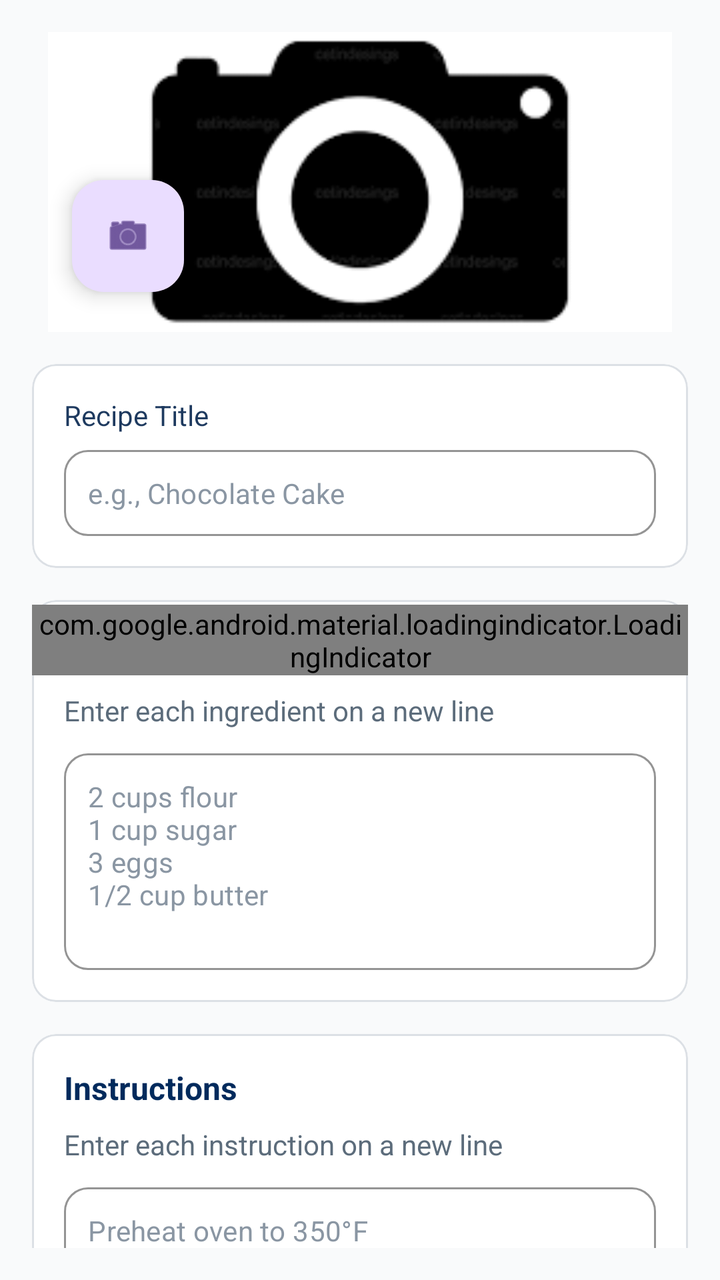
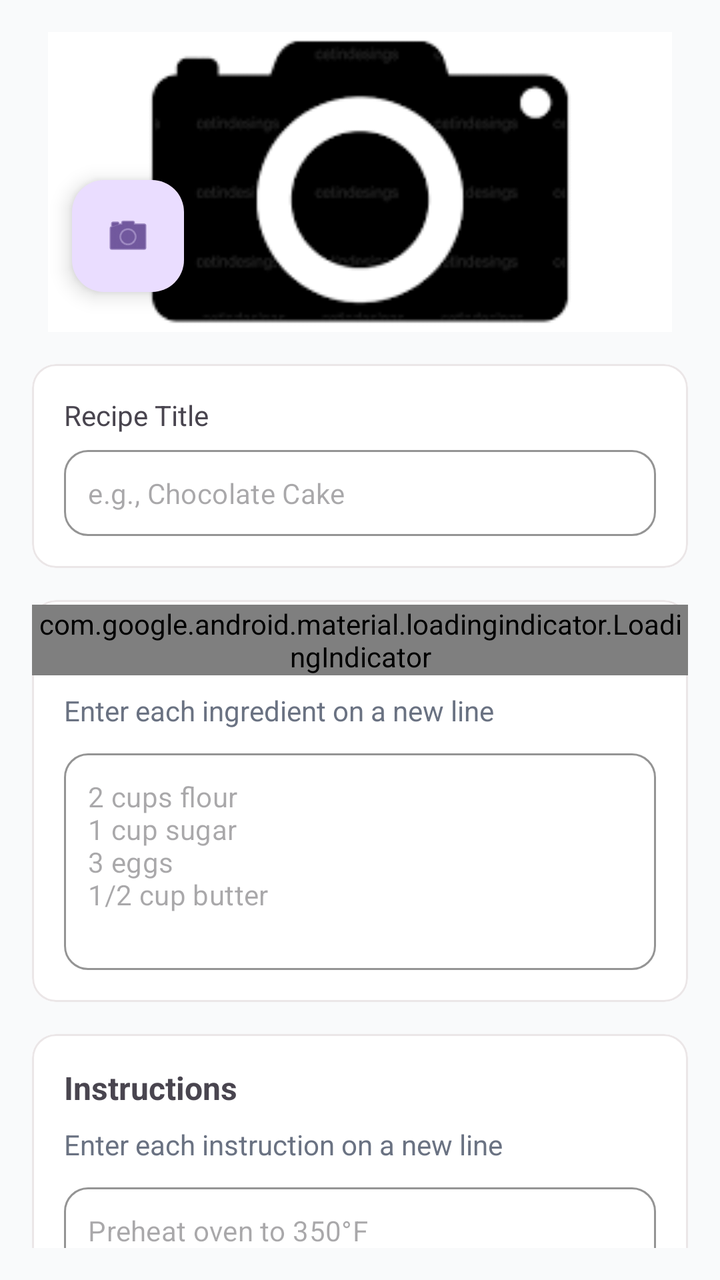

Before-and-after screenshots of an Android layout around one commit, followed by the original layout XML and the change that was made.
<!-- AndroidManifest.xml: application theme Theme.Plateful -->
<!-- res/layout/fragment_add_recipe.xml -->
<?xml version="1.0" encoding="utf-8"?>
<androidx.constraintlayout.widget.ConstraintLayout xmlns:android="http://schemas.android.com/apk/res/android"
    xmlns:app="http://schemas.android.com/apk/res-auto"
    xmlns:tools="http://schemas.android.com/tools"
    android:layout_width="match_parent"
    android:layout_height="match_parent"
    android:background="@color/grayBackground"
    android:padding="16dp"
    tools:context=".features.add_recipe.AddRecipeFragment">

    <com.google.android.material.imageview.ShapeableImageView
        android:id="@+id/recipe_image_image_view"
        android:layout_width="0dp"
        android:layout_height="150dp"
        android:layout_marginStart="8dp"
        android:layout_marginEnd="8dp"
        android:scaleType="centerCrop"
        app:layout_constraintEnd_toEndOf="parent"
        app:layout_constraintStart_toStartOf="parent"
        app:layout_constraintTop_toTopOf="parent"
        app:srcCompat="@drawable/camera" />

    <com.google.android.material.card.MaterialCardView
        android:id="@+id/recipe_title_card"
        android:layout_width="0dp"
        android:layout_height="wrap_content"
        android:layout_marginTop="16dp"
        app:cardBackgroundColor="@android:color/white"
        app:cardCornerRadius="12dp"
        app:cardElevation="0dp"
        app:layout_constraintEnd_toEndOf="parent"
        app:layout_constraintStart_toStartOf="parent"
        app:layout_constraintTop_toBottomOf="@+id/recipe_image_image_view"
        app:strokeColor="#DCE0E5"
        app:strokeWidth="1dp">

        <androidx.constraintlayout.widget.ConstraintLayout
            android:layout_width="match_parent"
            android:layout_height="wrap_content"
            android:padding="16dp">

            <TextView
                android:id="@+id/recipe_title_label_text_view"
                android:layout_width="wrap_content"
                android:layout_height="wrap_content"
                android:text="@string/recipe_title"
                android:textColor="#1E3A5F"
                android:textSize="14sp"
                app:layout_constraintStart_toStartOf="parent"
                app:layout_constraintTop_toTopOf="parent" />

            <com.google.android.material.textfield.TextInputLayout
                android:id="@+id/recipe_title_text_input_layout"
                style="@style/Widget.MaterialComponents.TextInputLayout.OutlinedBox"
                android:layout_width="0dp"
                android:layout_height="wrap_content"
                android:layout_marginTop="8dp"
                app:boxCornerRadiusBottomEnd="12dp"
                app:boxCornerRadiusBottomStart="12dp"
                app:boxCornerRadiusTopEnd="12dp"
                app:boxCornerRadiusTopStart="12dp"
                app:boxStrokeColor="#DCE0E5"
                app:hintEnabled="false"
                app:layout_constraintBottom_toBottomOf="parent"
                app:layout_constraintEnd_toEndOf="parent"
                app:layout_constraintStart_toStartOf="parent"
                app:layout_constraintTop_toBottomOf="@id/recipe_title_label_text_view">

                <com.google.android.material.textfield.TextInputEditText
                    android:id="@+id/recipe_title_text_input"
                    android:layout_width="match_parent"
                    android:layout_height="wrap_content"
                    android:hint="@string/recipe_title_text_input_hint"
                    android:inputType="textCapWords"
                    android:padding="12dp"
                    android:textColorHint="#8A96A3"
                    android:textSize="14sp" />
            </com.google.android.material.textfield.TextInputLayout>

        </androidx.constraintlayout.widget.ConstraintLayout>
    </com.google.android.material.card.MaterialCardView>

    <com.google.android.material.card.MaterialCardView
        android:id="@+id/recipe_ingredients_card"
        android:layout_width="0dp"
        android:layout_height="wrap_content"
        android:layout_marginTop="16dp"
        app:cardBackgroundColor="@android:color/white"
        app:cardCornerRadius="12dp"
        app:cardElevation="0dp"
        app:layout_constraintEnd_toEndOf="parent"
        app:layout_constraintStart_toStartOf="parent"
        app:layout_constraintTop_toBottomOf="@id/recipe_title_card"
        app:strokeColor="#DCE0E5"
        app:strokeWidth="1dp">

        <androidx.constraintlayout.widget.ConstraintLayout
            android:layout_width="match_parent"
            android:layout_height="wrap_content"
            android:padding="16dp">

            <TextView
                android:id="@+id/recipe_ingredients_label_text_view"
                android:layout_width="wrap_content"
                android:layout_height="wrap_content"
                android:text="@string/ingredients"
                android:textColor="#002A5C"
                android:textSize="16sp"
                android:textStyle="bold"
                app:layout_constraintStart_toStartOf="parent"
                app:layout_constraintTop_toTopOf="parent" />

            <TextView
                android:id="@+id/recipe_ingredients_sub_label_text_view"
                android:layout_width="wrap_content"
                android:layout_height="wrap_content"
                android:layout_marginTop="8dp"
                android:text="Enter each ingredient on a new line"
                android:textColor="#5C6C7B"
                android:textSize="14sp"
                app:layout_constraintStart_toStartOf="parent"
                app:layout_constraintTop_toBottomOf="@id/recipe_ingredients_label_text_view" />

            <com.google.android.material.textfield.TextInputLayout
                android:id="@+id/recipe_ingredients_text_input_label"
                style="@style/Widget.MaterialComponents.TextInputLayout.OutlinedBox"
                android:layout_width="0dp"
                android:layout_height="wrap_content"
                android:layout_marginTop="12dp"
                app:boxCornerRadiusBottomEnd="12dp"
                app:boxCornerRadiusBottomStart="12dp"
                app:boxCornerRadiusTopEnd="12dp"
                app:boxCornerRadiusTopStart="12dp"
                app:boxStrokeColor="#DCE0E5"
                app:hintEnabled="false"
                app:layout_constraintBottom_toBottomOf="parent"
                app:layout_constraintEnd_toEndOf="parent"
                app:layout_constraintStart_toStartOf="parent"
                app:layout_constraintTop_toBottomOf="@id/recipe_ingredients_sub_label_text_view">

                <com.google.android.material.textfield.TextInputEditText
                    android:id="@+id/recipe_ingredients_text_input"
                    android:layout_width="match_parent"
                    android:layout_height="wrap_content"
                    android:gravity="top|start"
                    android:hint="@string/recipe_ingredients_text_input_hint"
                    android:inputType="textMultiLine"
                    android:minLines="5"
                    android:padding="12dp"
                    android:textColorHint="#8A96A3"
                    android:textSize="14sp" />
            </com.google.android.material.textfield.TextInputLayout>

        </androidx.constraintlayout.widget.ConstraintLayout>
    </com.google.android.material.card.MaterialCardView>

    <com.google.android.material.card.MaterialCardView
        android:id="@+id/recipe_instructions_card"
        android:layout_width="0dp"
        android:layout_height="wrap_content"
        android:layout_marginTop="16dp"
        app:cardBackgroundColor="@android:color/white"
        app:cardCornerRadius="12dp"
        app:cardElevation="0dp"
        app:layout_constraintEnd_toEndOf="parent"
        app:layout_constraintStart_toStartOf="parent"
        app:layout_constraintTop_toBottomOf="@id/recipe_ingredients_card"
        app:strokeColor="#DCE0E5"
        app:strokeWidth="1dp">

        <androidx.constraintlayout.widget.ConstraintLayout
            android:layout_width="match_parent"
            android:layout_height="wrap_content"
            android:padding="16dp">

            <TextView
                android:id="@+id/recipe_instructions_label_text_view"
                android:layout_width="wrap_content"
                android:layout_height="wrap_content"
                android:text="@string/instructions"
                android:textColor="#002A5C"
                android:textSize="16sp"
                android:textStyle="bold"
                app:layout_constraintStart_toStartOf="parent"
                app:layout_constraintTop_toTopOf="parent" />

            <TextView
                android:id="@+id/recipe_instructions_sub_label_text_view"
                android:layout_width="wrap_content"
                android:layout_height="wrap_content"
                android:layout_marginTop="8dp"
                android:text="Enter each instruction on a new line"
                android:textColor="#5C6C7B"
                android:textSize="14sp"
                app:layout_constraintStart_toStartOf="parent"
                app:layout_constraintTop_toBottomOf="@id/recipe_instructions_label_text_view" />

            <com.google.android.material.textfield.TextInputLayout
                android:id="@+id/recipe_instructions_text_input_layout"
                style="@style/Widget.MaterialComponents.TextInputLayout.OutlinedBox"
                android:layout_width="0dp"
                android:layout_height="wrap_content"
                android:layout_marginTop="12dp"
                app:boxCornerRadiusBottomEnd="12dp"
                app:boxCornerRadiusBottomStart="12dp"
                app:boxCornerRadiusTopEnd="12dp"
                app:boxCornerRadiusTopStart="12dp"
                app:boxStrokeColor="#DCE0E5"
                app:hintEnabled="false"
                app:layout_constraintBottom_toBottomOf="parent"
                app:layout_constraintEnd_toEndOf="parent"
                app:layout_constraintStart_toStartOf="parent"
                app:layout_constraintTop_toBottomOf="@id/recipe_instructions_sub_label_text_view">

                <com.google.android.material.textfield.TextInputEditText
                    android:id="@+id/recipe_instructions_text_input"
                    android:layout_width="match_parent"
                    android:layout_height="wrap_content"
                    android:gravity="top|start"
                    android:hint="@string/recipe_instructions_text_input_hint"
                    android:inputType="textMultiLine"
                    android:minLines="5"
                    android:padding="12dp"
                    android:textColorHint="#8A96A3"
                    android:textSize="14sp" />
            </com.google.android.material.textfield.TextInputLayout>

        </androidx.constraintlayout.widget.ConstraintLayout>
    </com.google.android.material.card.MaterialCardView>

    <com.google.android.material.button.MaterialButton
        android:id="@+id/save_recipe_button"
        android:layout_width="0dp"
        android:layout_height="56dp"
        android:layout_marginTop="24dp"
        android:text="Save Recipe"
        android:textAllCaps="false"
        android:textSize="16sp"
        app:backgroundTint="#FF6B00"
        app:cornerRadius="12dp"
        app:layout_constraintBottom_toBottomOf="parent"
        app:layout_constraintEnd_toEndOf="parent"
        app:layout_constraintStart_toStartOf="parent"
        app:layout_constraintTop_toBottomOf="@id/recipe_instructions_card" />

    <com.google.android.material.loadingindicator.LoadingIndicator
        android:id="@+id/loading_indicator"
        style="@style/Widget.Material3.LoadingIndicator.Contained"
        android:layout_width="wrap_content"
        android:layout_height="wrap_content"
        app:indicatorColor="@color/orange"
        app:layout_constraintBottom_toBottomOf="parent"
        app:layout_constraintEnd_toEndOf="parent"
        app:layout_constraintStart_toStartOf="parent"
        app:layout_constraintTop_toTopOf="parent" />

    <com.google.android.material.floatingactionbutton.FloatingActionButton
        android:id="@+id/takePictureButton"
        android:layout_width="wrap_content"
        android:layout_height="wrap_content"
        android:layout_marginStart="20dp"
        android:layout_marginBottom="20dp"
        app:layout_constraintBottom_toBottomOf="@+id/recipe_image_image_view"
        app:layout_constraintStart_toStartOf="parent"
        app:srcCompat="@android:drawable/ic_menu_camera" />


</androidx.constraintlayout.widget.ConstraintLayout>
<!-- resources referenced by this layout -->
<resources>
  <color name="grayBackground">#F9FAFB</color>
  <color name="orange">#f97316</color>
  <!-- drawable camera: png bitmap (drawable, 2885 bytes) -->
  <string name="ingredients">Ingredients</string>
  <string name="instructions">Instructions</string>
  <string name="recipe_ingredients_text_input_hint">2 cups flour\n1 cup sugar\n3 eggs\n1/2 cup butter</string>
  <string name="recipe_instructions_text_input_hint">Preheat oven to 350°F\nMix dry ingredients\nAdd wet ingredients\nBake for 30 minutes</string>
  <string name="recipe_title">Recipe Title</string>
  <string name="recipe_title_text_input_hint">e.g., Chocolate Cake</string>
  <style name="Theme.Plateful" parent="Base.Theme.Plateful" />
  <style name="Base.Theme.Plateful" parent="Theme.Material3.DayNight.NoActionBar">
          
          
      </style>
</resources>

<!-- the commit's change to res/layout/fragment_add_recipe.xml (unified diff, before → after) -->
@@ -31,7 +31,7 @@
         app:layout_constraintEnd_toEndOf="parent"
         app:layout_constraintStart_toStartOf="parent"
         app:layout_constraintTop_toBottomOf="@+id/recipe_image_image_view"
-        app:strokeColor="#DCE0E5"
+        app:strokeColor="@color/cardBorderColor"
         app:strokeWidth="1dp">
 
         <androidx.constraintlayout.widget.ConstraintLayout
@@ -44,7 +44,6 @@
                 android:layout_width="wrap_content"
                 android:layout_height="wrap_content"
                 android:text="@string/recipe_title"
-                android:textColor="#1E3A5F"
                 android:textSize="14sp"
                 app:layout_constraintStart_toStartOf="parent"
                 app:layout_constraintTop_toTopOf="parent" />
@@ -59,7 +58,7 @@
                 app:boxCornerRadiusBottomStart="12dp"
                 app:boxCornerRadiusTopEnd="12dp"
                 app:boxCornerRadiusTopStart="12dp"
-                app:boxStrokeColor="#DCE0E5"
+                app:boxStrokeColor="@color/inputBorderColor"
                 app:hintEnabled="false"
                 app:layout_constraintBottom_toBottomOf="parent"
                 app:layout_constraintEnd_toEndOf="parent"
@@ -73,7 +72,6 @@
                     android:hint="@string/recipe_title_text_input_hint"
                     android:inputType="textCapWords"
                     android:padding="12dp"
-                    android:textColorHint="#8A96A3"
                     android:textSize="14sp" />
             </com.google.android.material.textfield.TextInputLayout>
 
@@ -91,7 +89,7 @@
         app:layout_constraintEnd_toEndOf="parent"
         app:layout_constraintStart_toStartOf="parent"
         app:layout_constraintTop_toBottomOf="@id/recipe_title_card"
-        app:strokeColor="#DCE0E5"
+        app:strokeColor="@color/cardBorderColor"
         app:strokeWidth="1dp">
 
         <androidx.constraintlayout.widget.ConstraintLayout
@@ -104,7 +102,6 @@
                 android:layout_width="wrap_content"
                 android:layout_height="wrap_content"
                 android:text="@string/ingredients"
-                android:textColor="#002A5C"
                 android:textSize="16sp"
                 android:textStyle="bold"
                 app:layout_constraintStart_toStartOf="parent"
@@ -115,8 +112,8 @@
                 android:layout_width="wrap_content"
                 android:layout_height="wrap_content"
                 android:layout_marginTop="8dp"
-                android:text="Enter each ingredient on a new line"
-                android:textColor="#5C6C7B"
+                android:text="@string/ingredient_on_a_new_line"
+                android:textColor="@color/lightGray"
                 android:textSize="14sp"
                 app:layout_constraintStart_toStartOf="parent"
                 app:layout_constraintTop_toBottomOf="@id/recipe_ingredients_label_text_view" />
@@ -131,7 +128,8 @@
                 app:boxCornerRadiusBottomStart="12dp"
                 app:boxCornerRadiusTopEnd="12dp"
                 app:boxCornerRadiusTopStart="12dp"
-                app:boxStrokeColor="#DCE0E5"
+                app:boxStrokeColor="@color/inputBorderColor"
+                app:boxStrokeWidth="1dp"
                 app:hintEnabled="false"
                 app:layout_constraintBottom_toBottomOf="parent"
                 app:layout_constraintEnd_toEndOf="parent"
@@ -147,7 +145,6 @@
                     android:inputType="textMultiLine"
                     android:minLines="5"
                     android:padding="12dp"
-                    android:textColorHint="#8A96A3"
                     android:textSize="14sp" />
             </com.google.android.material.textfield.TextInputLayout>
 
@@ -165,7 +162,7 @@
         app:layout_constraintEnd_toEndOf="parent"
         app:layout_constraintStart_toStartOf="parent"
         app:layout_constraintTop_toBottomOf="@id/recipe_ingredients_card"
-        app:strokeColor="#DCE0E5"
+        app:strokeColor="@color/cardBorderColor"
         app:strokeWidth="1dp">
 
         <androidx.constraintlayout.widget.ConstraintLayout
@@ -178,7 +175,6 @@
                 android:layout_width="wrap_content"
                 android:layout_height="wrap_content"
                 android:text="@string/instructions"
-                android:textColor="#002A5C"
                 android:textSize="16sp"
                 android:textStyle="bold"
                 app:layout_constraintStart_toStartOf="parent"
@@ -189,8 +185,8 @@
                 android:layout_width="wrap_content"
                 android:layout_height="wrap_content"
                 android:layout_marginTop="8dp"
-                android:text="Enter each instruction on a new line"
-                android:textColor="#5C6C7B"
+                android:text="@string/instruction_on_a_new_line"
+                android:textColor="@color/lightGray"
                 android:textSize="14sp"
                 app:layout_constraintStart_toStartOf="parent"
                 app:layout_constraintTop_toBottomOf="@id/recipe_instructions_label_text_view" />
@@ -205,7 +201,7 @@
                 app:boxCornerRadiusBottomStart="12dp"
                 app:boxCornerRadiusTopEnd="12dp"
                 app:boxCornerRadiusTopStart="12dp"
-                app:boxStrokeColor="#DCE0E5"
+                app:boxStrokeColor="@color/inputBorderColor"
                 app:hintEnabled="false"
                 app:layout_constraintBottom_toBottomOf="parent"
                 app:layout_constraintEnd_toEndOf="parent"
@@ -221,7 +217,6 @@
                     android:inputType="textMultiLine"
                     android:minLines="5"
                     android:padding="12dp"
-                    android:textColorHint="#8A96A3"
                     android:textSize="14sp" />
             </com.google.android.material.textfield.TextInputLayout>
 
@@ -233,10 +228,10 @@
         android:layout_width="0dp"
         android:layout_height="56dp"
         android:layout_marginTop="24dp"
-        android:text="Save Recipe"
+        android:text="@string/save_recipe"
         android:textAllCaps="false"
         android:textSize="16sp"
-        app:backgroundTint="#FF6B00"
+        app:backgroundTint="@color/orange"
         app:cornerRadius="12dp"
         app:layout_constraintBottom_toBottomOf="parent"
         app:layout_constraintEnd_toEndOf="parent"
<!-- resource entries referenced after the edit -->
@@ -1,14 +1,20 @@
 <!-- resources referenced by this layout -->
 <resources>
+  <color name="cardBorderColor">#ebe6e7</color>
   <color name="grayBackground">#F9FAFB</color>
+  <color name="inputBorderColor">#d1d5dc</color>
+  <color name="lightGray">#6a7282</color>
   <color name="orange">#f97316</color>
   <!-- drawable camera: png bitmap (drawable, 2885 bytes) -->
+  <string name="ingredient_on_a_new_line">Enter each ingredient on a new line</string>
   <string name="ingredients">Ingredients</string>
+  <string name="instruction_on_a_new_line">Enter each instruction on a new line</string>
   <string name="instructions">Instructions</string>
   <string name="recipe_ingredients_text_input_hint">2 cups flour\n1 cup sugar\n3 eggs\n1/2 cup butter</string>
   <string name="recipe_instructions_text_input_hint">Preheat oven to 350°F\nMix dry ingredients\nAdd wet ingredients\nBake for 30 minutes</string>
   <string name="recipe_title">Recipe Title</string>
   <string name="recipe_title_text_input_hint">e.g., Chocolate Cake</string>
+  <string name="save_recipe">Save Recipe</string>
   <style name="Theme.Plateful" parent="Base.Theme.Plateful" />
   <style name="Base.Theme.Plateful" parent="Theme.Material3.DayNight.NoActionBar">
           
